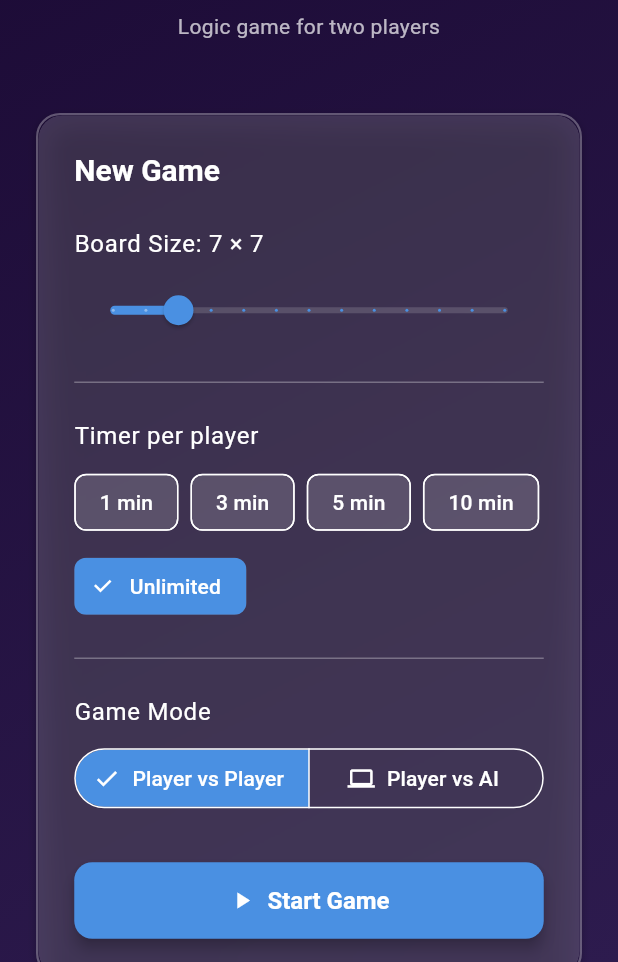
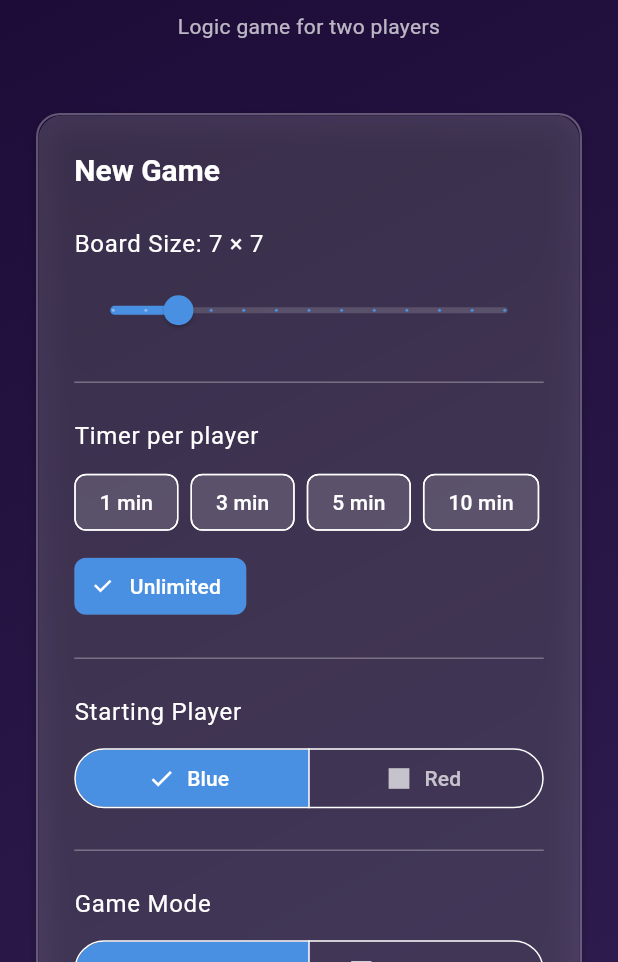
Before and after one commit to sgazz/Squart, a Flutter app: the screen it shows after launch, after a tap on the "close" icon, on a phone screen of 412 x 824 dp, the part 274-1236 px from its top. Run offline on Flutter 3.47's test engine with Material 3 defaults, Android fonts, the light colour scheme and no system bars; our stand-ins replace flutter_animate, just_audio, shared_preferences, vibration.

Commit message:
✨ Feature: Izbor početnog igrača (Blue ili Red)
✅ Nova funkcionalnost:
- Korisnici sada mogu da izaberu ko počinje igru
- Home Screen: Nova opcija 'Starting Player' sa SegmentedButton
- Blue (Horizontal) ili Red (Vertical)

✅ Model changes:
- GameSettings: Dodato 'startingPlayer' polje (default: Blue)
- toJson/fromJson: Ažurirano za serialization
- copyWith: Ažurirano
- operator==: Ažurirano
- hashCode: Ažurirano

✅ Logic changes:
- GameLogicService.createNewGame(): Koristi settings.startingPlayer
- Umesto hardcode-ovanog 'BLUE', sada dinamički

✅ UI implementacija:
- SegmentedButton sa Blue/Red opcijama
- Dinamičke boje (Blue button = blue, Red button = red)
- Ikonica: Square za oba (pokazuje token tip)
- Pozicija: Između Timer opcija i Game Mode

✅ Benefits:
- Više flexibility za P vs P igre
- Red igrač može biti prvi
- Fer igra - oba igrača mogu biti prvi
- UI/UX: Clean SegmentedButton dizajn

Status: Build uspešan (12.6s, 16.1MB), 0 linter errors

```diff
--- a/lib/models/game_settings.dart
+++ b/lib/models/game_settings.dart
@@ -7,6 +7,7 @@ class GameSettings {
   final int timePerPlayer; // seconds, 0 = unlimited
   final String gameMode; // PVP or PVE
   final AIDifficulty? aiDifficulty; // AI difficulty level (only for PVE)
+  final String startingPlayer; // BLUE or RED
   final bool showHints;
   final bool soundEnabled;
   final bool vibrationEnabled;
@@ -16,6 +17,7 @@ class GameSettings {
     this.timePerPlayer = GameConstants.timerUnlimited,
     this.gameMode = GameConstants.modePlayerVsPlayer,
     this.aiDifficulty,
+    this.startingPlayer = GameConstants.playerBlue,
     this.showHints = true,
     this.soundEnabled = true,
     this.vibrationEnabled = true,
@@ -47,6 +49,7 @@ class GameSettings {
     int? timePerPlayer,
     String? gameMode,
     AIDifficulty? aiDifficulty,
+    String? startingPlayer,
     bool? showHints,
     bool? soundEnabled,
     bool? vibrationEnabled,
@@ -56,6 +59,7 @@ class GameSettings {
       timePerPlayer: timePerPlayer ?? this.timePerPlayer,
       gameMode: gameMode ?? this.gameMode,
       aiDifficulty: aiDifficulty ?? this.aiDifficulty,
+      startingPlayer: startingPlayer ?? this.startingPlayer,
       showHints: showHints ?? this.showHints,
       soundEnabled: soundEnabled ?? this.soundEnabled,
       vibrationEnabled: vibrationEnabled ?? this.vibrationEnabled,
@@ -69,6 +73,7 @@ class GameSettings {
       'timePerPlayer': timePerPlayer,
       'gameMode': gameMode,
       'aiDifficulty': aiDifficulty?.toStorageString(),
+      'startingPlayer': startingPlayer,
       'showHints': showHints,
       'soundEnabled': soundEnabled,
       'vibrationEnabled': vibrationEnabled,
@@ -85,6 +90,7 @@ class GameSettings {
       aiDifficulty: aiDifficultyStr != null
         ? AIDifficulty.fromStorageString(aiDifficultyStr)
         : null,
+      startingPlayer: json['startingPlayer'] as String? ?? GameConstants.playerBlue,
       showHints: json['showHints'] as bool? ?? true,
       soundEnabled: json['soundEnabled'] as bool? ?? true,
       vibrationEnabled: json['vibrationEnabled'] as bool? ?? true,
@@ -99,6 +105,7 @@ class GameSettings {
       other.timePerPlayer == timePerPlayer &&
       other.gameMode == gameMode &&
       other.aiDifficulty == aiDifficulty &&
+      other.startingPlayer == startingPlayer &&
       other.showHints == showHints &&
       other.soundEnabled == soundEnabled &&
       other.vibrationEnabled == vibrationEnabled;
@@ -110,6 +117,7 @@ class GameSettings {
     timePerPlayer,
     gameMode,
     aiDifficulty,
+    startingPlayer,
     showHints,
     soundEnabled,
     vibrationEnabled,
--- a/lib/screens/home_screen.dart
+++ b/lib/screens/home_screen.dart
@@ -26,6 +26,7 @@ class _HomeScreenState extends State<HomeScreen> {
   int _timePerPlayer = GameConstants.timerUnlimited;
   String _gameMode = GameConstants.modePlayerVsPlayer;
   AIDifficulty _aiDifficulty = AIDifficulty.medium;
+  String _startingPlayer = GameConstants.playerBlue;
   final TutorialService _tutorialService = TutorialService();
   bool _hasSavedGame = false;
 
@@ -215,6 +216,57 @@ class _HomeScreenState extends State<HomeScreen> {
                       const Divider(),
                       const SizedBox(height: AppSizes.spaceM),
 
+                      // Starting Player
+                      Text(
+                        'Starting Player',
+                        style: Theme.of(context).textTheme.bodyLarge,
+                      ),
+                      const SizedBox(height: AppSizes.spaceS),
+                      SegmentedButton<String>(
+                        segments: [
+                          ButtonSegment<String>(
+                            value: GameConstants.playerBlue,
+                            label: const Text('Blue'),
+                            icon: const Icon(Icons.square),
+                          ),
+                          ButtonSegment<String>(
+                            value: GameConstants.playerRed,
+                            label: const Text('Red'),
+                            icon: const Icon(Icons.square),
+                          ),
+                        ],
+                        selected: {_startingPlayer},
+                        onSelectionChanged: (Set<String> newSelection) {
+                          setState(() {
+                            _startingPlayer = newSelection.first;
+                          });
+                        },
+                        style: ButtonStyle(
+                          backgroundColor: WidgetStateProperty.resolveWith<Color>(
+                            (Set<WidgetState> states) {
+                              if (states.contains(WidgetState.selected)) {
+                                return _startingPlayer == GameConstants.playerBlue
+                                    ? AppColors.blueToken
+                                    : AppColors.redToken;
+                              }
+                              return Colors.transparent;
+                            },
+                          ),
+                          foregroundColor: WidgetStateProperty.resolveWith<Color>(
+                            (Set<WidgetState> states) {
+                              if (states.contains(WidgetState.selected)) {
+                                return Colors.white;
+                              }
+                              return AppColors.textSecondary;
+                            },
+                          ),
+                        ),
+                      ),
+
+                      const SizedBox(height: AppSizes.spaceM),
+                      const Divider(),
+                      const SizedBox(height: AppSizes.spaceM),
+
                       // Game Mode
                       Text(
                         'Game Mode',
@@ -381,6 +433,7 @@ class _HomeScreenState extends State<HomeScreen> {
       aiDifficulty: _gameMode == GameConstants.modePlayerVsAI
           ? _aiDifficulty
           : null,
+      startingPlayer: _startingPlayer,
       showHints: showHints,
     );
 
--- a/lib/services/game_logic_service.dart
+++ b/lib/services/game_logic_service.dart
@@ -16,7 +16,7 @@ class GameLogicService {
       settings: settings,
       board: board,
       tokens: [],
-      currentPlayer: GameConstants.playerBlue,
+      currentPlayer: settings.startingPlayer,
       gameStatus: GameConstants.statePlaying,
       startedAt: DateTime.now(),
     );
```
